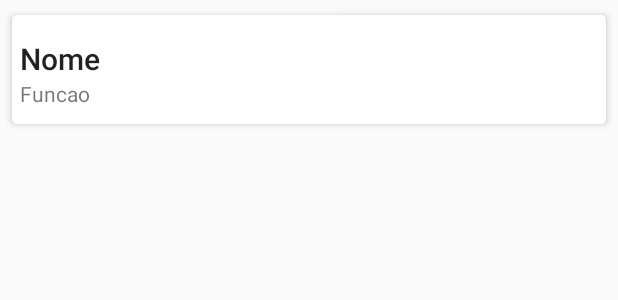
After one commit to TVO-thaise/Trabalho03-2018-1, an Android app: the layout item_mecanico.xml on its own in the app's theme, with its tools: preview values and no code run, on a phone screen of 412 x 824 dp. The commit adds this screen. Shown: the top 300 px of the screen. Run offline under Robolectric (Android 15) with nearby library versions, the phone set to English and light mode, and no system bars.

Commit message:
item_mecanico

```diff
--- /dev/null
+++ b/app/src/main/java/com/example/samsung/trabalho03_2018_1/ClickRecyclerViewListener.java
@@ -0,0 +1,6 @@
+package com.example.samsung.trabalho03_2018_1;
+
+public class ClickRecyclerViewListener {
+
+    void onClick(Object object);
+}
--- /dev/null
+++ b/app/src/main/res/layout/item_mecanico.xml
@@ -0,0 +1,49 @@
+<?xml version="1.0" encoding="utf-8"?>
+
+<android.support.v7.widget.CardView xmlns:android="http://schemas.android.com/apk/res/android"
+    android:layout_width="match_parent"
+    android:layout_height="wrap_content"
+    xmlns:app="http://schemas.android.com/apk/res-auto"
+    app:cardElevation="3dp"
+    app:cardUseCompatPadding="true"
+    app:cardPreventCornerOverlap="true"
+    app:cardCornerRadius="3dp"
+    android:layout_marginRight="4dp"
+    android:layout_marginLeft="4dp"
+    android:layout_marginBottom="4dp"
+    android:layout_marginTop="4dp"
+    android:clipChildren="false">
+
+    <RelativeLayout
+
+        android:layout_width="wrap_content"
+        android:layout_height="wrap_content"
+        android:orientation="horizontal"
+        android:padding="5dp">
+
+        <LinearLayout
+            android:layout_width="match_parent"
+            android:layout_height="wrap_content"
+            android:layout_gravity="center"
+            android:orientation="vertical"
+            android:paddingBottom="5dp">
+
+            <TextView
+                android:id="@+id/lNomeMecanico"
+                android:layout_width="wrap_content"
+                android:layout_height="wrap_content"
+                android:layout_marginTop="10dp"
+                android:text="Nome"
+                android:textAppearance="@style/Base.TextAppearance.AppCompat.SearchResult.Title" />
+
+            <TextView
+                android:id="@+id/lFuncaoMecanico"
+                android:layout_width="wrap_content"
+                android:layout_height="wrap_content"
+                android:text="Funcao"
+                android:textAppearance="@style/Base.TextAppearance.AppCompat.Small" />
+
+        </LinearLayout>
+    </RelativeLayout>
+
+</android.support.v7.widget.CardView>
```
Also changed, not shown: app/src/main/java/com/example/samsung/trabalho03_2018_1/MecanicoListaActivity.java (+39 -8 lines), app/src/main/res/layout/content_mecanico_lista.xml (+7 -1 lines).
